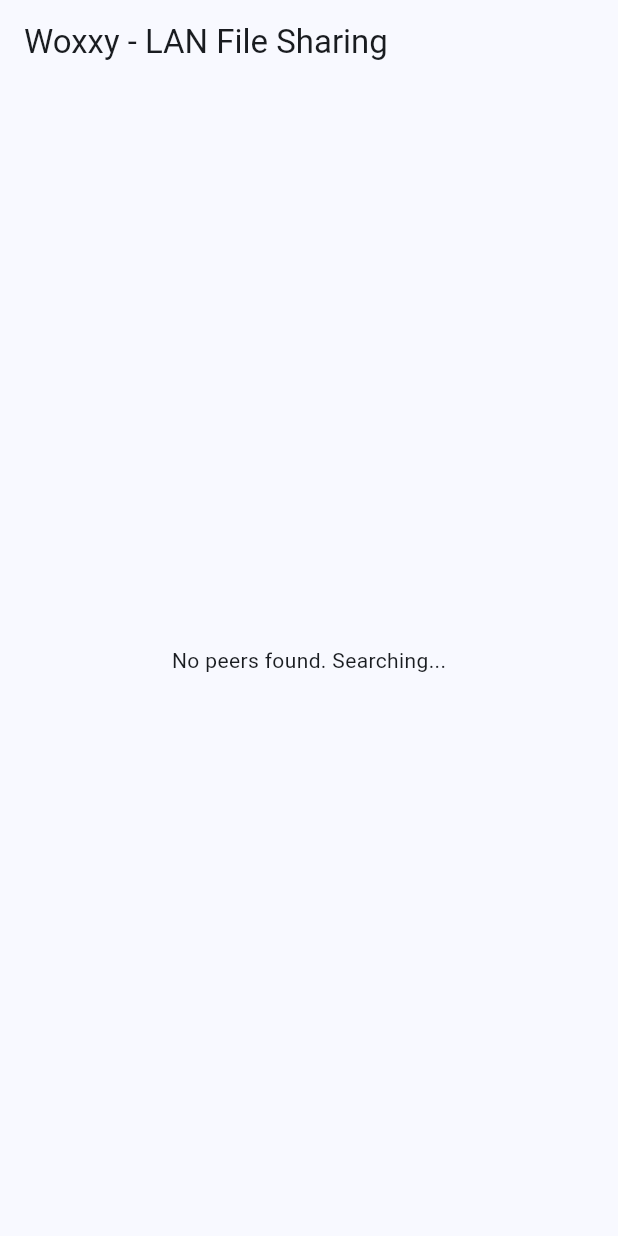
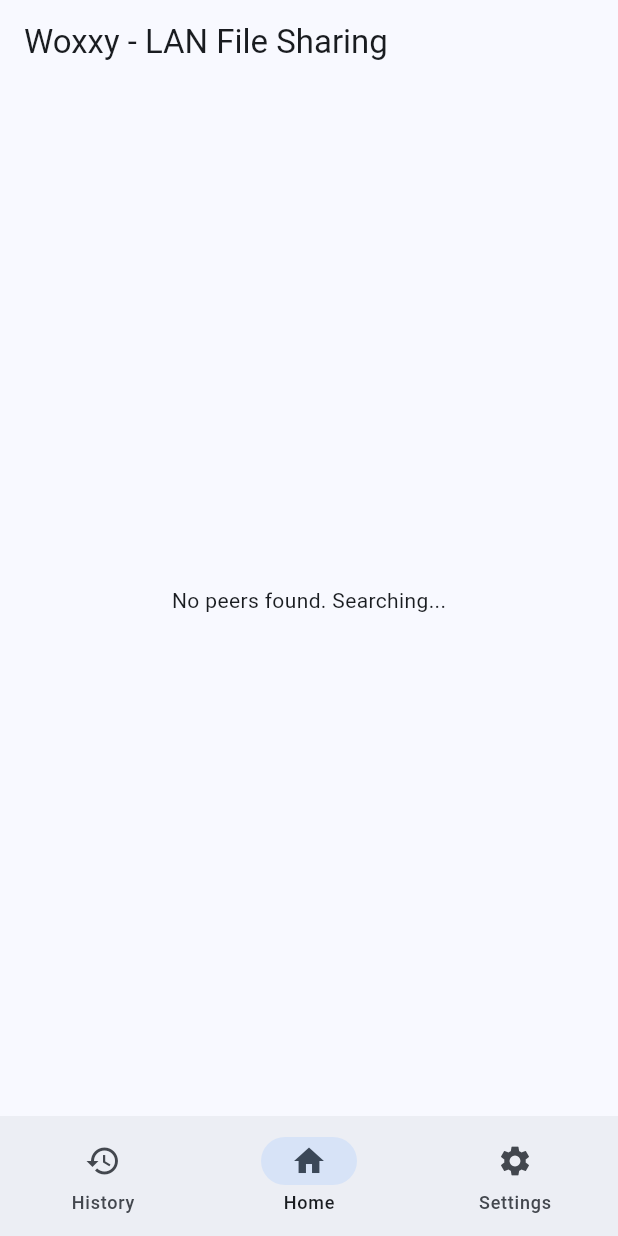
Before and after one commit to fsoft72/woxxy, a Flutter app: the screen it shows after launch, on a phone screen of 412 x 824 dp. Run offline on Flutter 3.47's test engine with Material 3 defaults, Android fonts, the phone set to English and light mode, and no system bars; missing offline and left inert: desktop_drop, network_info_plus, window_manager.

Commit message:
Starting Settings and History screens

```diff
--- a/lib/main.dart
+++ b/lib/main.dart
@@ -3,6 +3,8 @@
 import 'package:window_manager/window_manager.dart';
 import 'services/network_service.dart';
 import 'models/peer.dart';
+import 'screens/history.dart';
+import 'screens/settings.dart';
 
 void main() async {
   WidgetsFlutterBinding.ensureInitialized();
@@ -50,40 +52,29 @@
 
 class _HomePageState extends State<HomePage> {
   final NetworkService _networkService = NetworkService();
+  int _selectedIndex = 1; // Default to home screen
 
   @override
   void initState() {
     super.initState();
     _networkService.start();
-    _networkService.fileReceived.listen((fileInfo) {
-      if (mounted) {
-        final parts = fileInfo.split('|');
-        final filePath = parts[0];
-        final sizeMiB = parts[1];
-        final transferTime = parts[2];
-        final speed = parts[3];
-
-        ScaffoldMessenger.of(context).showSnackBar(
-          SnackBar(
-            content: Text(
-                'File received: ${filePath.split('/').last}\n$sizeMiB MiB in ${transferTime}s, $speed MiB/s\nSaved to Downloads folder'),
-            duration: const Duration(seconds: 5),
-            action: SnackBarAction(
-              label: 'Dismiss',
-              onPressed: () {
-                ScaffoldMessenger.of(context).hideCurrentSnackBar();
-              },
-            ),
-          ),
-        );
-      }
-    });
   }
 
   @override
   void dispose() {
     _networkService.dispose();
     super.dispose();
+  }
+
+  // List of screens
+  final List<Widget> _screens = [
+    const HistoryScreen(),
+    _buildHomeScreen(),
+    const SettingsScreen(),
+  ];
+
+  static Widget _buildHomeScreen() {
+    return HomeContent();
   }
 
   @override
@@ -102,7 +93,40 @@
           ],
         ),
       ),
-      body: StreamBuilder<List<Peer>>(
+      body: _screens[_selectedIndex],
+      bottomNavigationBar: NavigationBar(
+        selectedIndex: _selectedIndex,
+        onDestinationSelected: (index) {
+          setState(() {
+            _selectedIndex = index;
+          });
+        },
+        destinations: const [
+          NavigationDestination(
+            icon: Icon(Icons.history),
+            label: 'History',
+          ),
+          NavigationDestination(
+            icon: Icon(Icons.home),
+            label: 'Home',
+          ),
+          NavigationDestination(
+            icon: Icon(Icons.settings),
+            label: 'Settings',
+          ),
+        ],
+      ),
+    );
+  }
+}
+
+// Create a separate widget for the home content
+class HomeContent extends StatelessWidget {
+  final NetworkService _networkService = NetworkService();
+
+  @override
+  Widget build(BuildContext context) {
+    return StreamBuilder<List<Peer>>(
       stream: _networkService.peerStream,
       builder: (context, snapshot) {
         if (!snapshot.hasData) {
@@ -111,8 +135,7 @@
           );
         }
 
-          final peers =
-              snapshot.data!.where((peer) => peer.address.address != _networkService.currentIpAddress).toList();
+        final peers = snapshot.data!.where((peer) => peer.address.address != _networkService.currentIpAddress).toList();
 
         if (peers.isEmpty) {
           return const Center(
@@ -142,7 +165,6 @@
           },
         );
       },
-      ),
     );
   }
 }
```
Also changed, not shown: lib/screens/history.dart (added, +14 -0 lines), lib/screens/settings.dart (added, +14 -0 lines). Lines whose indentation alone changed are shown as unchanged.
